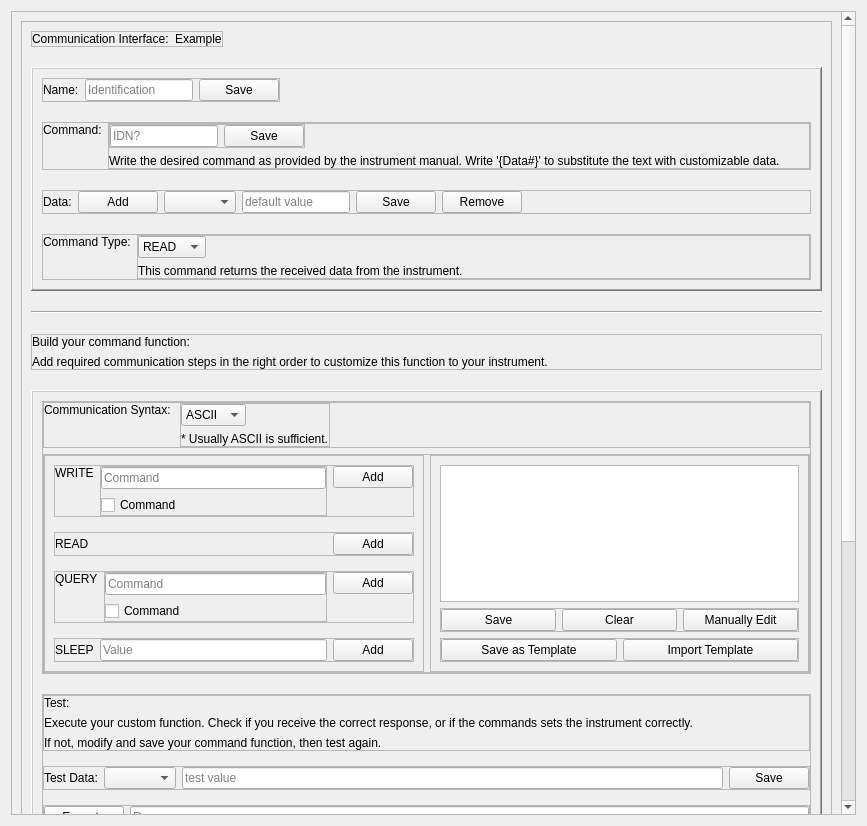
First picture: the form in GUI/ui_files/new_command.ui, repository YeonungK/YonKu, before the edit.
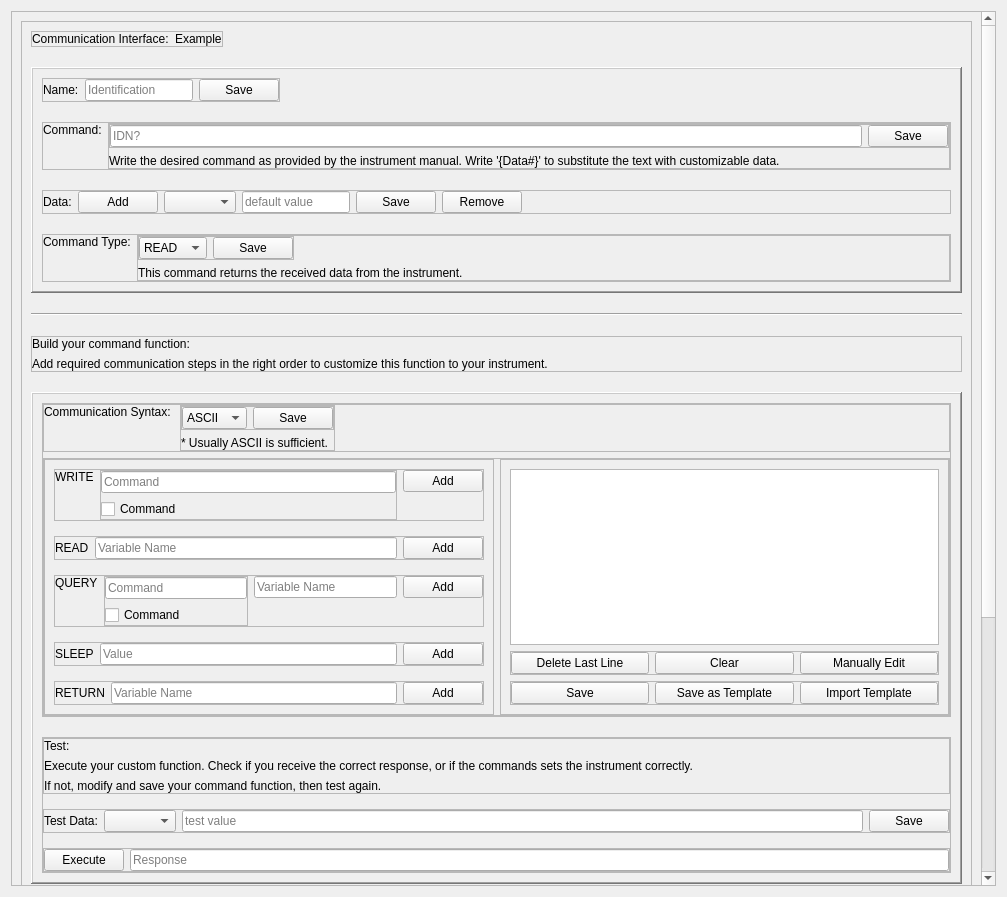
Second picture: the form after the edit.

```diff
--- a/GUI/ui_files/new_command.ui
+++ b/GUI/ui_files/new_command.ui
@@ -6,8 +6,8 @@
    <rect>
     <x>0</x>
     <y>0</y>
-    <width>867</width>
-    <height>826</height>
+    <width>1007</width>
+    <height>897</height>
    </rect>
   </property>
   <property name="windowTitle">
@@ -26,12 +26,12 @@
       <property name="geometry">
        <rect>
         <x>0</x>
-        <y>0</y>
-        <width>830</width>
-        <height>1189</height>
+        <y>-207</y>
+        <width>970</width>
+        <height>1239</height>
        </rect>
       </property>
-      <layout class="QHBoxLayout" name="horizontalLayout_21">
+      <layout class="QHBoxLayout" name="horizontalLayout_28">
        <item>
         <widget class="QFrame" name="frame_38">
          <property name="frameShape">
@@ -200,7 +200,7 @@
                    <property name="bottomMargin">
                     <number>0</number>
                    </property>
-                   <item alignment="Qt::AlignLeft">
+                   <item>
                     <widget class="QFrame" name="frame_40">
                      <property name="frameShape">
                       <enum>QFrame::StyledPanel</enum>
@@ -393,6 +393,27 @@
                    <property name="bottomMargin">
                     <number>0</number>
                    </property>
+                   <item alignment="Qt::AlignLeft">
+                    <widget class="QFrame" name="frame_42">
+                     <property name="frameShape">
+                      <enum>QFrame::StyledPanel</enum>
+                     </property>
+                     <property name="frameShadow">
+                      <enum>QFrame::Raised</enum>
+                     </property>
+                     <layout class="QHBoxLayout" name="horizontalLayout_26">
+                      <property name="leftMargin">
+                       <number>0</number>
+                      </property>
+                      <property name="topMargin">
+                       <number>0</number>
+                      </property>
+                      <property name="rightMargin">
+                       <number>0</number>
+                      </property>
+                      <property name="bottomMargin">
+                       <number>0</number>
+                      </property>
                    <item>
                     <widget class="QComboBox" name="commandTypeComboBox">
                      <property name="sizePolicy">
@@ -414,6 +435,16 @@
                     </widget>
                    </item>
                    <item>
+                       <widget class="QPushButton" name="commandTypeSaveButton">
+                        <property name="text">
+                         <string>Save</string>
+                        </property>
+                       </widget>
+                      </item>
+                     </layout>
+                    </widget>
+                   </item>
+                   <item>
                     <widget class="QLabel" name="commandTypeInstr">
                      <property name="text">
                       <string>This command returns the received data from the instrument.</string>
@@ -557,6 +588,27 @@
                        <number>0</number>
                       </property>
                       <item>
+                       <widget class="QFrame" name="frame_43">
+                        <property name="frameShape">
+                         <enum>QFrame::StyledPanel</enum>
+                        </property>
+                        <property name="frameShadow">
+                         <enum>QFrame::Raised</enum>
+                        </property>
+                        <layout class="QHBoxLayout" name="horizontalLayout_27">
+                         <property name="leftMargin">
+                          <number>0</number>
+                         </property>
+                         <property name="topMargin">
+                          <number>0</number>
+                         </property>
+                         <property name="rightMargin">
+                          <number>0</number>
+                         </property>
+                         <property name="bottomMargin">
+                          <number>0</number>
+                         </property>
+                         <item>
                        <widget class="QComboBox" name="comSystemComboBox">
                         <property name="sizePolicy">
                          <sizepolicy hsizetype="Maximum" vsizetype="Fixed">
@@ -577,6 +629,16 @@
                        </widget>
                       </item>
                       <item>
+                          <widget class="QPushButton" name="comSystemSaveButton">
+                           <property name="text">
+                            <string>Save</string>
+                           </property>
+                          </widget>
+                         </item>
+                        </layout>
+                       </widget>
+                      </item>
+                      <item>
                        <widget class="QLabel" name="label_12">
                         <property name="text">
                          <string>* Usually ASCII is sufficient.</string>
@@ -699,6 +761,9 @@
                               <property name="text">
                                <string>Command</string>
                               </property>
+                              <property name="checkable">
+                               <bool>true</bool>
+                              </property>
                              </widget>
                             </item>
                            </layout>
@@ -742,6 +807,13 @@
                            </property>
                           </widget>
                          </item>
+                         <item>
+                          <widget class="QLineEdit" name="readVariableLineEdit">
+                           <property name="placeholderText">
+                            <string>Variable Name</string>
+                           </property>
+                          </widget>
+                         </item>
                          <item>
                           <widget class="QPushButton" name="readAddButton">
                            <property name="sizePolicy">
@@ -827,6 +899,13 @@
                            </layout>
                           </widget>
                          </item>
+                         <item alignment="Qt::AlignTop">
+                          <widget class="QLineEdit" name="queryVariableLineEdit">
+                           <property name="placeholderText">
+                            <string>Variable Name</string>
+                           </property>
+                          </widget>
+                         </item>
                          <item alignment="Qt::AlignTop">
                           <widget class="QPushButton" name="queryAddButton">
                            <property name="text">
@@ -882,6 +961,51 @@
                         </layout>
                        </widget>
                       </item>
+                      <item>
+                       <widget class="QFrame" name="frame_44">
+                        <property name="frameShape">
+                         <enum>QFrame::StyledPanel</enum>
+                        </property>
+                        <property name="frameShadow">
+                         <enum>QFrame::Raised</enum>
+                        </property>
+                        <layout class="QHBoxLayout" name="horizontalLayout_21">
+                         <property name="leftMargin">
+                          <number>0</number>
+                         </property>
+                         <property name="topMargin">
+                          <number>0</number>
+                         </property>
+                         <property name="rightMargin">
+                          <number>0</number>
+                         </property>
+                         <property name="bottomMargin">
+                          <number>0</number>
+                         </property>
+                         <item>
+                          <widget class="QLabel" name="label_28">
+                           <property name="text">
+                            <string>RETURN</string>
+                           </property>
+                          </widget>
+                         </item>
+                         <item>
+                          <widget class="QLineEdit" name="returnLineEdit">
+                           <property name="placeholderText">
+                            <string>Variable Name</string>
+                           </property>
+                          </widget>
+                         </item>
+                         <item>
+                          <widget class="QPushButton" name="returnAddButton">
+                           <property name="text">
+                            <string>Add</string>
+                           </property>
+                          </widget>
+                         </item>
+                        </layout>
+                       </widget>
+                      </item>
                      </layout>
                     </widget>
                    </item>
@@ -895,7 +1019,11 @@
                      </property>
                      <layout class="QVBoxLayout" name="verticalLayout_9">
                       <item>
-                       <widget class="QPlainTextEdit" name="functionDisplay"/>
+                       <widget class="QPlainTextEdit" name="functionDisplay">
+                        <property name="readOnly">
+                         <bool>true</bool>
+                        </property>
+                       </widget>
                       </item>
                       <item>
                        <widget class="QFrame" name="frame_18">
@@ -919,9 +1047,9 @@
                           <number>0</number>
                          </property>
                          <item>
-                          <widget class="QPushButton" name="functionSave">
+                          <widget class="QPushButton" name="functionDelete">
                            <property name="text">
-                            <string>Save</string>
+                            <string>Delete Last Line</string>
                            </property>
                           </widget>
                          </item>
@@ -963,6 +1091,13 @@
                          <property name="bottomMargin">
                           <number>0</number>
                          </property>
+                         <item>
+                          <widget class="QPushButton" name="functionSave">
+                           <property name="text">
+                            <string>Save</string>
+                           </property>
+                          </widget>
+                         </item>
                          <item>
                           <widget class="QPushButton" name="functionSaveAsTemplate">
                            <property name="text">
```
Left out of the diff: 64 changed lines with no effect on the pictures. Lines whose indentation alone changed are shown as unchanged.
